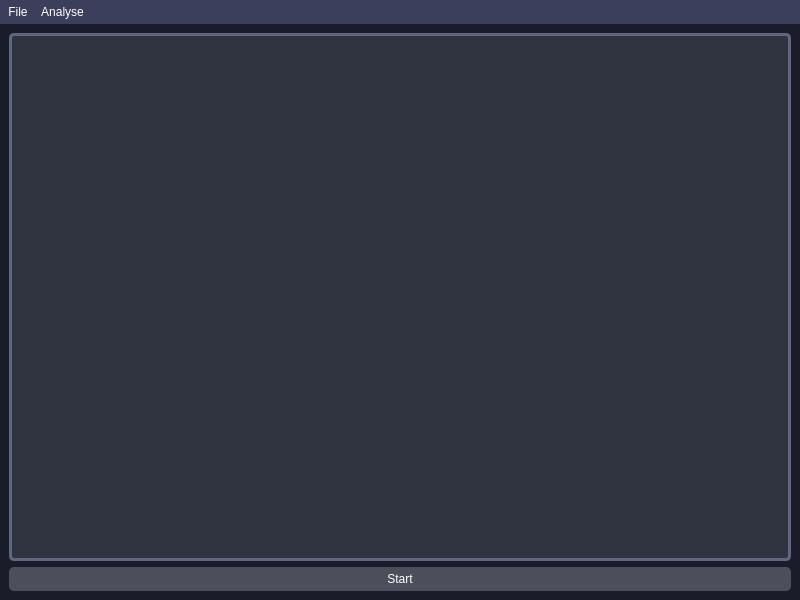
Above: src/view/mainwindow.ui from daitenshionyan/vrfbcalc-cpp before the change. Below: the same form after it.
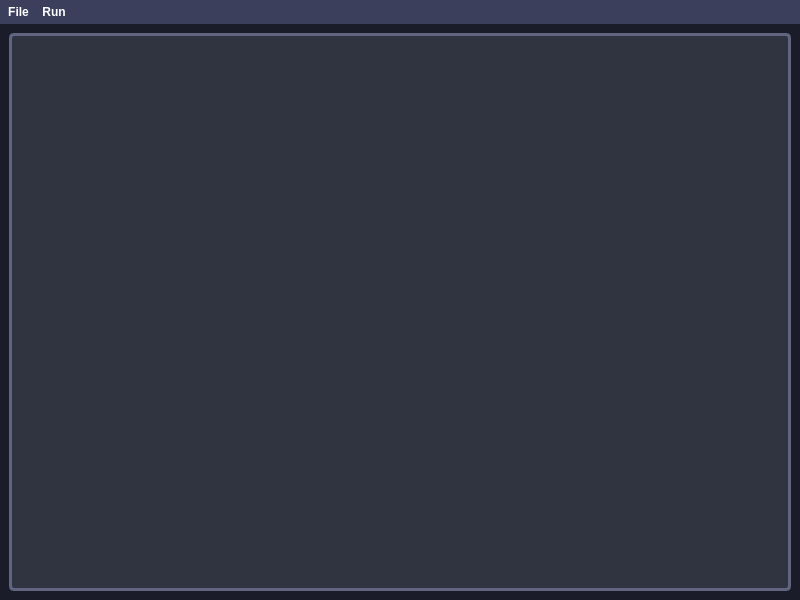
That is the form after the change. Icons and pictures are not drawn.

```diff
--- a/src/view/mainwindow.ui
+++ b/src/view/mainwindow.ui
@@ -2,6 +2,9 @@
 <ui version="4.0">
  <class>MainWindow</class>
  <widget class="QMainWindow" name="MainWindow">
+  <property name="enabled">
+   <bool>true</bool>
+  </property>
   <property name="geometry">
    <rect>
     <x>0</x>
@@ -52,6 +55,10 @@
 	background: #657FF8;
 }
 
+QMenuBar::item:disabled {
+	color: #4A4C5E;
+}
+
 
 
 QMenu {
@@ -339,13 +346,6 @@
       </property>
      </widget>
     </item>
-    <item>
-     <widget class="QPushButton" name="startBtn">
-      <property name="text">
-       <string>Start</string>
-      </property>
-     </widget>
-    </item>
    </layout>
   </widget>
   <widget class="QMenuBar" name="menuBar">
@@ -357,20 +357,28 @@
      <height>27</height>
     </rect>
    </property>
+   <property name="font">
+    <font>
+     <bold>true</bold>
+    </font>
+   </property>
    <widget class="QMenu" name="menuFile">
     <property name="title">
      <string>File</string>
     </property>
     <addaction name="action_openOutput"/>
    </widget>
-   <widget class="QMenu" name="menuAnalyse">
+   <widget class="QMenu" name="menuRun">
+    <property name="enabled">
+     <bool>true</bool>
+    </property>
     <property name="title">
-     <string>Analyse</string>
+     <string>Run</string>
     </property>
     <addaction name="actionPerformanceAnalysis"/>
    </widget>
    <addaction name="menuFile"/>
-   <addaction name="menuAnalyse"/>
+   <addaction name="menuRun"/>
   </widget>
   <action name="action_openOutput">
    <property name="text">
```
Left out of the diff: 12 changed lines with no effect on the pictures.
